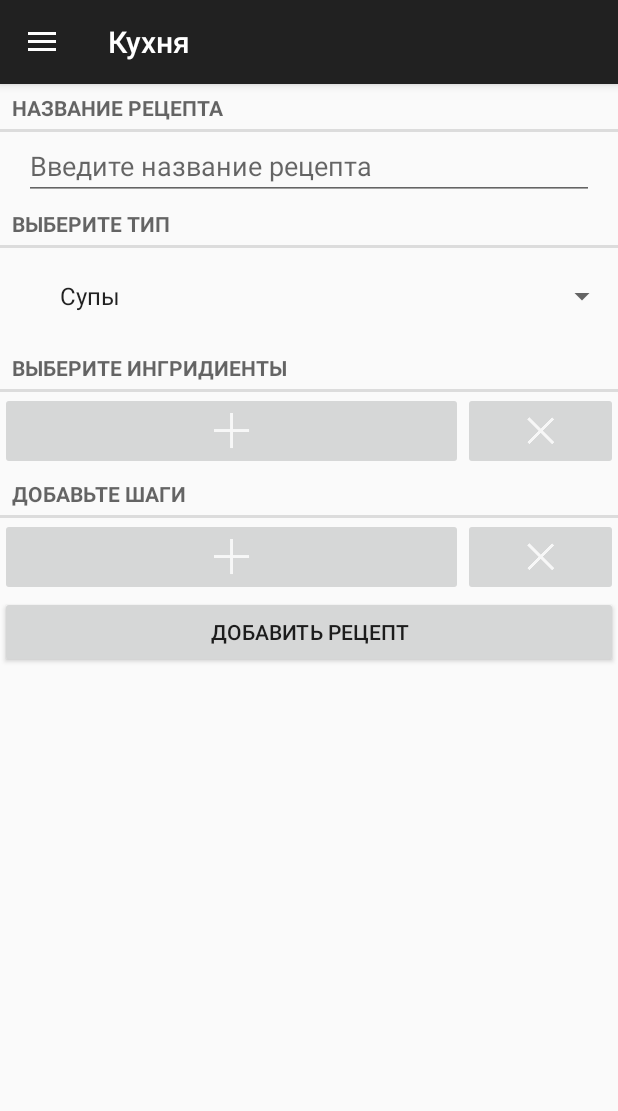
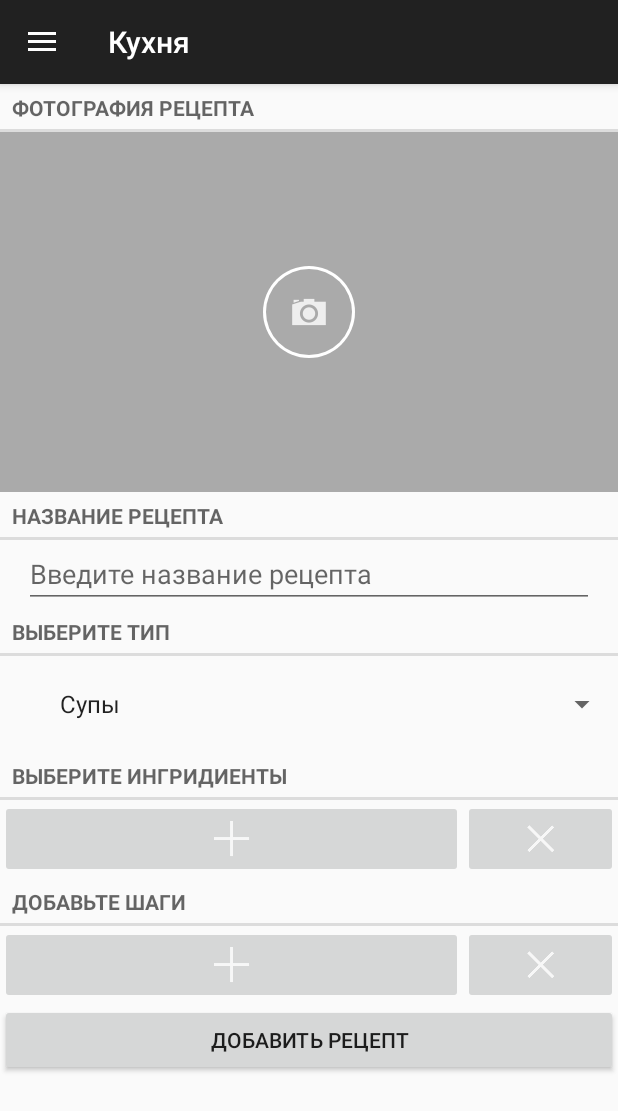
Before and after one commit to abbath0767/SimpleEat, an Android app: the screen it shows after launch (MainActivity), after a tap on "НОВЫЙ РЕЦЕПТ", on a phone screen of 412 x 824 dp. Shown: the top 1111 px of the screen. Run offline under Robolectric (Android 15) with nearby library versions, the phone set to English and light mode, and no system bars.

Commit message:
add image view to kitchen and make photo button. add runetime permissions for camera and gallery. and new package - Utils

```diff
--- a/app/src/main/AndroidManifest.xml
+++ b/app/src/main/AndroidManifest.xml
@@ -2,6 +2,9 @@
 <manifest package="com.luxary_team.simpleeat"
           xmlns:android="http://schemas.android.com/apk/res/android"
     >
+
+    <uses-permission android:name="android.permission.READ_EXTERNAL_STORAGE" />
+    <uses-permission android:name="android.permission.WRITE_EXTERNAL_STORAGE"/>
 
     <application
         android:allowBackup="true"
--- a/app/src/main/java/com/luxary_team/simpleeat/BasketFragment.java
+++ b/app/src/main/java/com/luxary_team/simpleeat/BasketFragment.java
@@ -200,7 +200,8 @@ public class BasketFragment extends Fragment {
         Intent share = ShareCompat.IntentBuilder.from(getActivity())
                 .setType("text/plain")
                 .setText(sbMessage)
-                .getIntent();
+                .setChooserTitle("Send from ... ") //todo <unhardcode this
+                .createChooserIntent();
 
         startActivity(share);
     }
--- /dev/null
+++ b/app/src/main/res/drawable/take_photo.xml
@@ -0,0 +1,26 @@
+<?xml version="1.0" encoding="utf-8"?>
+<layer-list xmlns:android="http://schemas.android.com/apk/res/android">
+    <item>
+        <shape android:shape="oval">
+            <solid android:color="@android:color/white"/>
+        </shape>
+    </item>
+
+    <item
+        android:bottom="2dp"
+        android:left="2dp"
+        android:right="2dp"
+        android:top="2dp">
+        <shape android:shape="oval">
+            <solid android:color="@android:color/darker_gray"/>
+        </shape>
+    </item>
+
+    <item
+        android:bottom="15dp"
+        android:drawable="@drawable/ic_make_photo"
+        android:left="15dp"
+        android:right="15dp"
+        android:top="15dp"/>
+
+</layer-list>
--- a/app/src/main/res/layout/kitchen_fragment.xml
+++ b/app/src/main/res/layout/kitchen_fragment.xml
@@ -8,6 +8,33 @@
         android:layout_width="match_parent"
         android:layout_height="match_parent"
         android:orientation="vertical">
+
+        <TextView
+            style="?android:listSeparatorTextViewStyle"
+            android:layout_width="match_parent"
+            android:layout_height="wrap_content"
+            android:text="@string/new_recipe_title_photo"/>
+
+        <RelativeLayout
+            android:layout_width="wrap_content"
+            android:layout_height="wrap_content">
+
+            <ImageView
+                android:id="@+id/kitchen_photo_image_view"
+                android:layout_width="match_parent"
+                android:layout_height="240dp"
+                android:background="@android:color/darker_gray"/>
+
+            <ImageButton
+                android:background="@null"
+                android:id="@+id/kitchen_photo_take_button"
+                android:layout_width="wrap_content"
+                android:layout_height="wrap_content"
+                android:src="@drawable/take_photo"
+                android:layout_centerVertical="true"
+                android:layout_centerHorizontal="true"/>
+
+        </RelativeLayout>
 
         <TextView
             style="?android:listSeparatorTextViewStyle"
--- a/app/src/main/res/layout/recipe_fragment.xml
+++ b/app/src/main/res/layout/recipe_fragment.xml
@@ -8,6 +8,7 @@
         android:layout_width="match_parent"
         android:layout_height="match_parent"
         android:orientation="vertical">
+
 
         <TextView
             style="?android:listSeparatorTextViewStyle"
@@ -55,12 +56,13 @@
                 android:layout_width="match_parent"
                 android:layout_height="wrap_content"
                 android:text="@string/elements"/>
+
             <Button
                 android:id="@+id/recipe_fragment_add_to_backet_button"
-                android:layout_marginRight="16dp"
-                android:layout_gravity="right"
                 android:layout_width="wrap_content"
                 android:layout_height="match_parent"
+                android:layout_gravity="right"
+                android:layout_marginRight="16dp"
                 android:text="add to backet"/>
         </LinearLayout>
 
--- a/app/src/main/res/values/strings.xml
+++ b/app/src/main/res/values/strings.xml
@@ -27,6 +27,12 @@
     <string name="delete_button">Удалить</string>
     <string name="recipe_type_title">Тип</string>
     <string name="elements">Ингридиенты</string>
+    <string name="new_recipe_title_photo">Фотография рецепта</string>
+    <string-array name="photo_answer">
+        <item>Сделать фото</item>
+        <item>Выбрать из галереи</item>
+        <item>Отмена</item>
+    </string-array>
 
     <string name="information_title">Simple Eat v0.3</string>
     <string name="information_title_app">Данное приложение позволяет создавать свои рецепты для их использования в будуем
@@ -47,4 +53,5 @@
     <string name="send_device_info">\n\nВерсия приложения: %1$s\nУстройство: %2$s\nВерсия ОС: Android %3$s</string>
     <string name="send_my_vk">http://vk.com/abbath</string>
     <string name="empty_basket">У вас нет отмеченных ингридиентов</string>
+
 </resources>
```
Also changed, not shown: app/src/main/java/com/luxary_team/simpleeat/KitchenFragment.java (+81 -5 lines), app/src/main/java/com/luxary_team/simpleeat/Utils/Utility.java (added, +52 -0 lines), app/src/main/res/drawable-hdpi/ic_make_photo.png (added), app/src/main/res/drawable-mdpi/ic_make_photo.png (added), app/src/main/res/drawable-xhdpi/ic_make_photo.png (added), app/src/main/res/drawable-xxhdpi/ic_make_photo.png (added).
